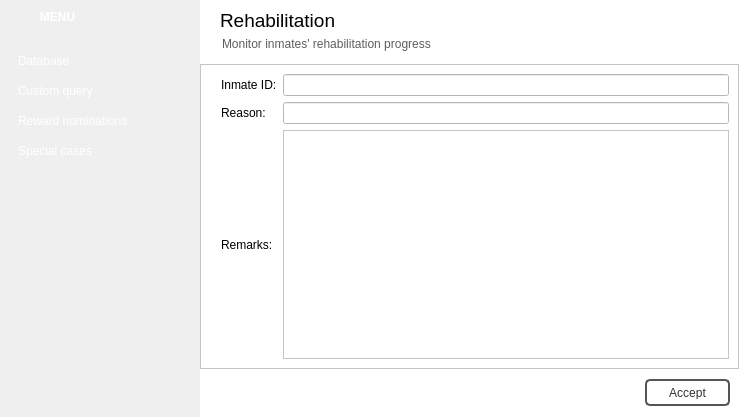
NCNM/PMS_01, file rehabform.ui: the form before one commit.
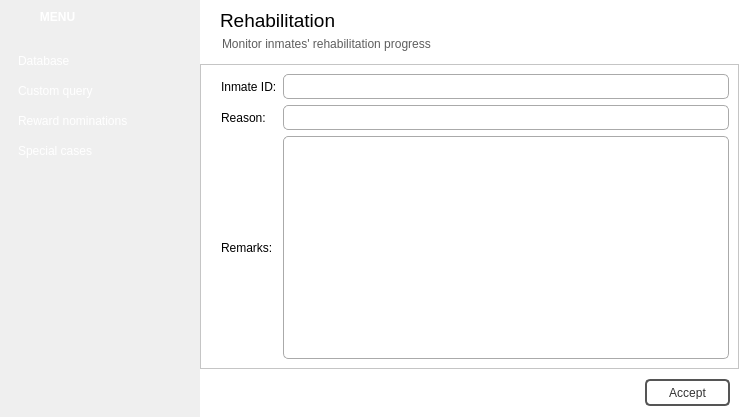
The form after the commit. The open tabs and pages were chosen to show the change. Icons and pictures are not drawn.

```diff
--- a/rehabform.ui
+++ b/rehabform.ui
@@ -1134,7 +1134,163 @@
                 <item>
                  <widget class="QFrame" name="frame_9">
                   <property name="styleSheet">
-                   <string notr="true">background-color: rgb(255, 255, 255);</string>
+                   <string notr="true">QFrame #frame_7 {
+background-color: rgb(255, 255, 255);
+}
+
+QLineEdit {
+color: rgb(50, 50, 50);
+padding-left:7px;
+border-radius:5px;
+border: 1px solid rgb(170, 170, 170);
+background: qradialgradient(cx: 0.3, cy: -0.4,
+fx: 0.3, fy: -0.4,
+radius: 1.35, stop: 0 rgb(254, 254, 254), stop: 1 rgb(252, 252, 252));
+}
+
+QLineEdit:hover {
+border-radius:5px;
+border: 1px solid rgb(23, 120, 173);
+background-color: rgb(255, 255, 255);
+}
+
+QLineEdit:pressed {
+border-radius:5px;
+border: 1px solid #777777;
+}
+
+QDateEdit {
+color: rgb(50, 50, 50);
+padding-left:7px;
+border-radius:5px;
+border: 1px solid rgb(170, 170, 170);
+background: qradialgradient(cx: 0.3, cy: -0.4,
+fx: 0.3, fy: -0.4,
+radius: 1.35, stop: 0 rgb(254, 254, 254), stop: 1 rgb(252, 252, 252));
+}
+
+QDateEdit:hover {
+border-radius:5px;
+border: 1px solid rgb(23, 120, 173);
+background-color: rgb(255, 255, 255);
+}
+
+QDateEdit:pressed {
+border-radius:5px;
+border: 1px solid #777777;
+}
+
+QDateEdit::down-button {
+	subcontrol-origin: padding;
+	subcontrol-position: bottom right;
+	width: 25px;
+ 
+	border-top-right-radius: 1px;
+	border-bottom-right-radius: 1px;
+}
+
+QDateEdit::down-button:hover {
+	background-color: rgb(227, 227, 227);
+}
+
+
+QDateEdit::down-arrow {
+	image: url(:/images/scroll_down.png);
+}
+
+QDateEdit::up-button {
+	subcontrol-origin: padding;
+	subcontrol-position: top right;
+	width: 25px;
+ 
+	border-top-right-radius: 1px;
+	border-bottom-right-radius: 1px;
+}
+
+QDateEdit::up-button:hover {
+	background-color: rgb(227, 227, 227);
+}
+
+QDateEdit::up-arrow {
+	image: url(:/images/scroll_up.png);
+}
+
+QPlainTextEdit {
+color: rgb(50, 50, 50);
+padding-left:7px;
+border-radius:5px;
+border: 1px solid rgb(170, 170, 170);
+background: qradialgradient(cx: 0.3, cy: -0.4,
+fx: 0.3, fy: -0.4,
+radius: 1.35, stop: 0 rgb(254, 254, 254), stop: 1 rgb(252, 252, 252));
+}
+
+QPlainTextEdit:hover {
+border-radius:5px;
+border: 1px solid rgb(23, 120, 173);
+background-color: rgb(255, 255, 255);
+}
+
+QPlainTextEdit:pressed {
+border-radius:5px;
+border: 1px solid #777777;
+}
+
+QTimeEdit {
+color: rgb(50, 50, 50);
+padding-left:7px;
+border-radius:5px;
+border: 1px solid rgb(170, 170, 170);
+background: qradialgradient(cx: 0.3, cy: -0.4,
+fx: 0.3, fy: -0.4,
+radius: 1.35, stop: 0 rgb(254, 254, 254), stop: 1 rgb(252, 252, 252));
+}
+
+QTimeEdit:hover {
+border-radius:5px;
+border: 1px solid rgb(23, 120, 173);
+background-color: rgb(255, 255, 255);
+}
+
+QTimeEdit:pressed {
+border-radius:5px;
+border: 1px solid #777777;
+}
+
+QTimeEdit::down-button {
+	subcontrol-origin: padding;
+	subcontrol-position: bottom right;
+	width: 25px;
+ 
+	border-top-right-radius: 1px;
+	border-bottom-right-radius: 1px;
+}
+
+QTimeEdit::down-button:hover {
+	background-color: rgb(227, 227, 227);
+}
+
+
+QTimeEdit::down-arrow {
+	image: url(:/images/scroll_down.png);
+}
+
+QTimeEdit::up-button {
+	subcontrol-origin: padding;
+	subcontrol-position: top right;
+	width: 25px;
+ 
+	border-top-right-radius: 1px;
+	border-bottom-right-radius: 1px;
+}
+
+QTimeEdit::up-button:hover {
+	background-color: rgb(227, 227, 227);
+}
+
+QTimeEdit::up-arrow {
+	image: url(:/images/scroll_up.png);
+}</string>
                   </property>
                   <property name="frameShape">
                    <enum>QFrame::StyledPanel</enum>
@@ -1155,6 +1311,12 @@
                    </item>
                    <item row="0" column="1">
                     <widget class="QLineEdit" name="lineEdit_2">
+                     <property name="minimumSize">
+                      <size>
+                       <width>0</width>
+                       <height>25</height>
+                      </size>
+                     </property>
                      <property name="styleSheet">
                       <string notr="true">background-color: rgb(255, 255, 255);</string>
                      </property>
@@ -1169,6 +1331,12 @@
                    </item>
                    <item row="1" column="1">
                     <widget class="QLineEdit" name="lineEdit_3">
+                     <property name="minimumSize">
+                      <size>
+                       <width>0</width>
+                       <height>25</height>
+                      </size>
+                     </property>
                      <property name="styleSheet">
                       <string notr="true">background-color: rgb(255, 255, 255);</string>
                      </property>
```
Left out of the diff: 2 changed lines with no effect on the pictures.
